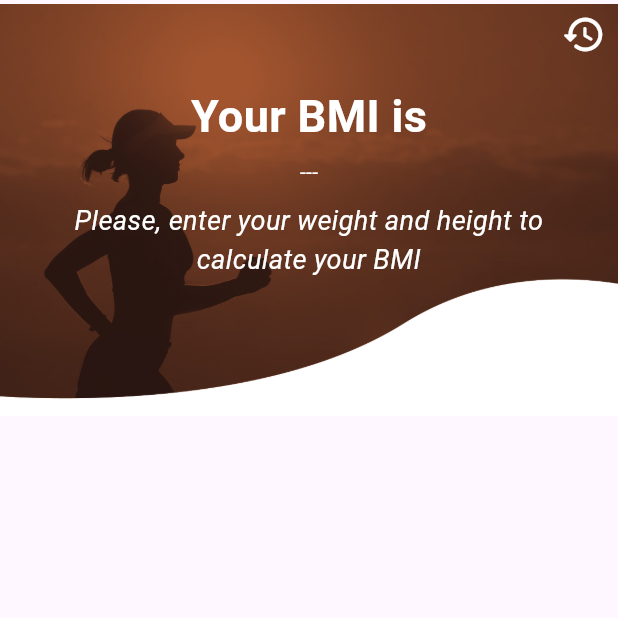
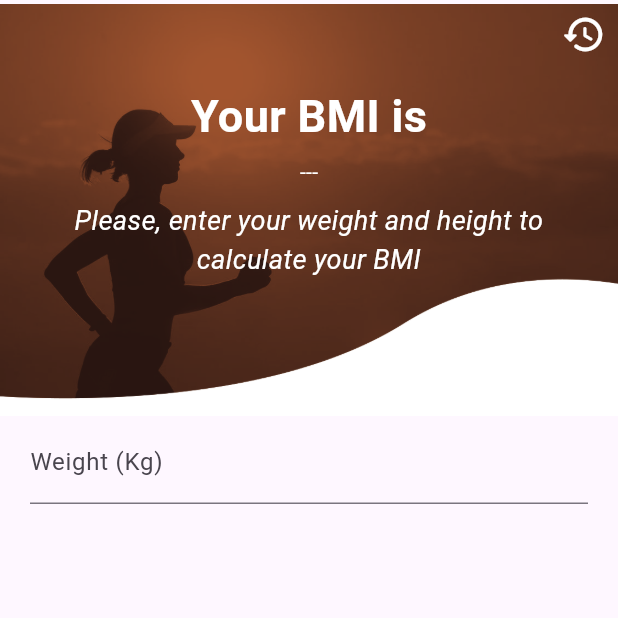
Before and after one commit to Sekunda-Mkenda/bmi-calculator-mobie-app, a Flutter app: the screen it shows after launch, on a phone screen of 412 x 824 dp, the top half of it. Run offline on Flutter 3.47's test engine with Material 3 defaults, Android fonts, the phone set to English and light mode, and no system bars.

Commit message:
adding-textfield

```diff
--- a/lib/screens/home_screen.dart
+++ b/lib/screens/home_screen.dart
@@ -14,7 +14,8 @@ class _HomeScreenState extends State<HomeScreen> {
       // appBar: AppBar(title: Text('home')),
       body: SafeArea(
         child: SingleChildScrollView(
-          child: Column(children: [
+          child: Column(
+            children: [
               Container(
                 height: 280.0,
                 width: double.infinity,
@@ -70,10 +71,20 @@ class _HomeScreenState extends State<HomeScreen> {
                         textAlign: TextAlign.center,
                       ),
                     ),
+                    SizedBox(height: 20.0),
                   ],
                 ),
+              ),
+
+              //Input fields
+              Padding(
+                padding: const EdgeInsets.symmetric(horizontal: 20.0),
+                child: TextField(
+                  decoration: InputDecoration(label: Text('Weight (Kg)')),
+                ),
               )
-          ]),
+            ],
+          ),
         ),
       ),
     );
```
Lines whose indentation alone changed are shown as unchanged.
